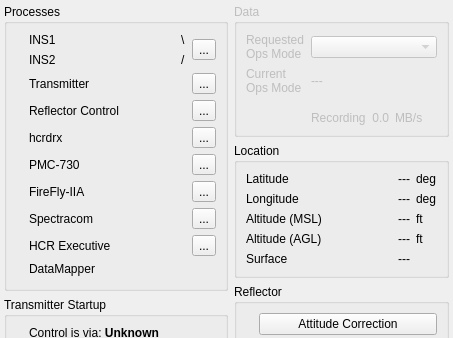
This is src/hcrgui/HcrGuiMainWindow.ui in NCAR/HCR_instrument as Qt 5 draws it before an edit; both pictures show x 0 to 453 and y 0 to 338 of the 453 by 635 pixel window. The edited form follows.
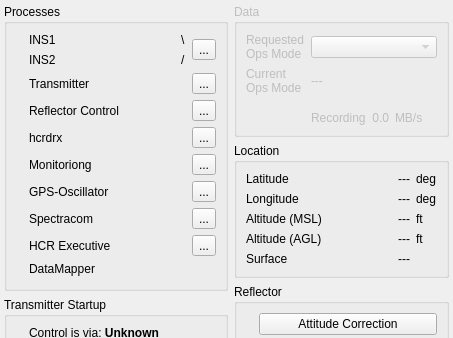
This is the edited form. Icons and pictures are not drawn.

Commit message: HCR_instrument/src/hcrgui: FireflydDetails.ui HcrGuiMainWindow.ui Pmc730Details.ui - PMC-730 label to Monitoring, and FireFly-IIA label to GPS Oscillator

```diff
--- a/src/hcrgui/HcrGuiMainWindow.ui
+++ b/src/hcrgui/HcrGuiMainWindow.ui
@@ -142,7 +142,7 @@
              <item row="6" column="3">
               <widget class="QLabel" name="fireflydStatusLabel">
                <property name="text">
-                <string>FireFly-IIA</string>
+                <string>GPS-Oscillator</string>
                </property>
               </widget>
              </item>
@@ -356,7 +356,7 @@
              <item row="5" column="3">
               <widget class="QLabel" name="pmc730StatusLabel">
                <property name="text">
-                <string>PMC-730</string>
+                <string>Monitoriong</string>
                </property>
               </widget>
              </item>
```
The commit also changes 2 other files.
